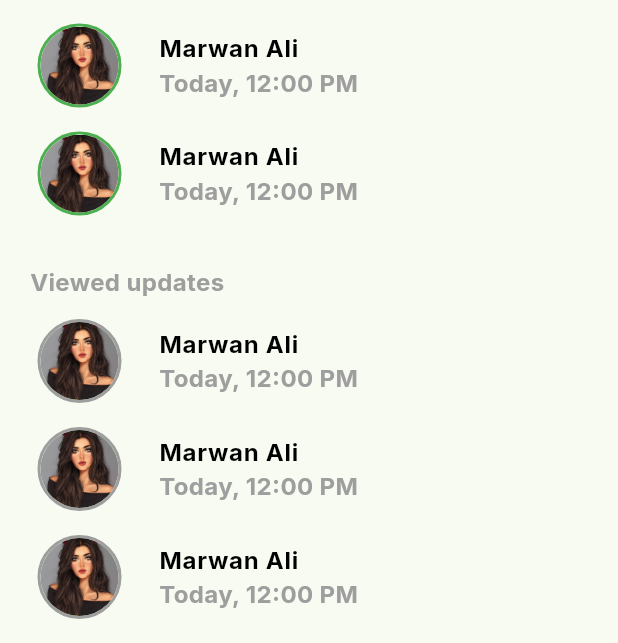
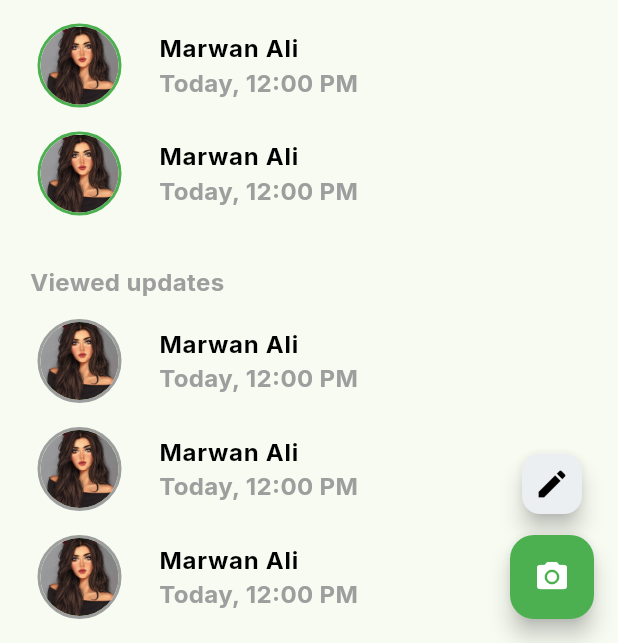
Before and after one commit to Engy-Hany/ChatApp, a Flutter app: the screen it shows after launch, on a phone screen of 412 x 824 dp, the part 593-1236 px from its top. Run offline on Flutter 3.47's test engine with Material 3 defaults, Android fonts, the phone set to English and light mode, and no system bars; our stand-ins replace fluttertoast, google_fonts.

Commit message:
feature-Status

```diff
--- /dev/null
+++ b/lib/features/status/presentation/views/widgets/add_status.dart
@@ -0,0 +1,34 @@
+import 'package:flutter/cupertino.dart';
+import 'package:flutter/material.dart';
+
+import '../../../../../core/themes/colors_app.dart';
+
+class AddStatus extends StatelessWidget{
+  @override
+  Widget build(BuildContext context) {
+    return Column(
+      mainAxisAlignment: MainAxisAlignment.end,
+      children: [
+       FloatingActionButton.small(
+      backgroundColor: Colors.blueGrey[50],
+      onPressed: (){},
+      child: Icon(
+        Icons.edit,
+        color: ColorsApp.secondColor,
+      ),
+
+    ),
+        SizedBox(height: 10,),
+        FloatingActionButton(
+          backgroundColor: ColorsApp.primaryColor,
+          onPressed: (){},
+          child: Icon(
+            Icons.camera_alt,
+            color: ColorsApp.fourthColor,
+          ),
+        ),
+      ],
+    );
+  }
+
+}
--- a/lib/features/status/presentation/views/widgets/status_page.dart
+++ b/lib/features/status/presentation/views/widgets/status_page.dart
@@ -1,3 +1,4 @@
+import 'package:chat_app/features/status/presentation/views/widgets/add_status.dart';
 import 'package:chat_app/features/status/presentation/views/widgets/my_status.dart';
 import 'package:chat_app/features/status/presentation/views/widgets/recent_updates.dart';
 import 'package:chat_app/features/status/presentation/views/widgets/title_viewed_updates.dart';
@@ -26,6 +27,8 @@ class StatusPage extends StatelessWidget{
 
         ],
       ),
+
+      floatingActionButton: AddStatus(),
     );
   }
 
```
